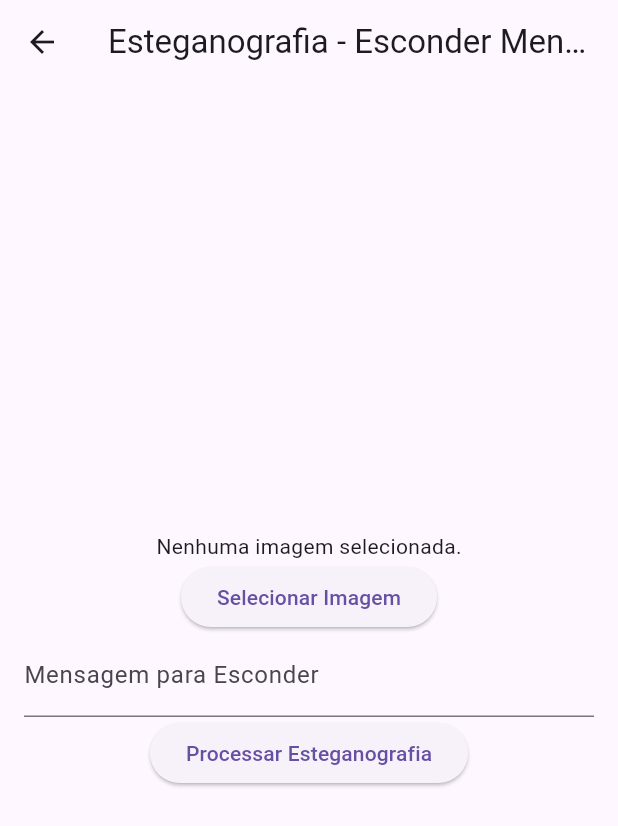
After one commit to Gabriel-Campos-Marques/Criptografia_flutter, a Flutter app: the screen it shows after launch, after a tap on "Esteganografia - Esconder Mensagem", on a phone screen of 412 x 824 dp. The commit adds this screen. Shown: the top 826 px of the screen. Run offline on Flutter 3.47's test engine with Material 3 defaults, Android fonts, the phone set to English and light mode, and no system bars; our stand-ins replace file_picker, image_picker.

Commit message:
Criado layout inicial e funcionalidades da aplicação

```diff
--- a/lib/main.dart
+++ b/lib/main.dart
@@ -1,5 +1,9 @@
-import 'package:criptografia/pages/home_page.dart';
 import 'package:flutter/material.dart';
+
+import 'cript_image_screen.dart';
+import 'descript_image_screen.dart';
+import 'steganography_file_screen.dart';
+import 'steganography_reveal_screen.dart';
 
 void main() {
   runApp(const MyApp());
@@ -11,12 +15,69 @@ class MyApp extends StatelessWidget {
   @override
   Widget build(BuildContext context) {
     return MaterialApp(
-      title: 'Flutter Criptograpia',
-      debugShowCheckedModeBanner: false,
+      title: 'API Frontend',
       theme: ThemeData(
-        useMaterial3: true,
+        primarySwatch: Colors.blue,
       ),
-      home: const HomePage(),
+      home: const MyHomePage(),
     );
   }
 }
+
+class MyHomePage extends StatelessWidget {
+  const MyHomePage({super.key});
+
+  @override
+  Widget build(BuildContext context) {
+    return Scaffold(
+      appBar: AppBar(title: const Text('API Frontend')),
+      body: Center(
+        child: Column(
+          mainAxisAlignment: MainAxisAlignment.center,
+          children: <Widget>[
+            ElevatedButton(
+              onPressed: () {
+                Navigator.push(
+                  context,
+                  MaterialPageRoute(
+                      builder: (context) => const CriptImageScreen()),
+                );
+              },
+              child: const Text('Criptografar Imagem'),
+            ),
+            ElevatedButton(
+              onPressed: () {
+                Navigator.push(
+                  context,
+                  MaterialPageRoute(
+                      builder: (context) => const DescriptImageScreen()),
+                );
+              },
+              child: const Text('Descriptografar Imagem'),
+            ),
+            ElevatedButton(
+              onPressed: () {
+                Navigator.push(
+                  context,
+                  MaterialPageRoute(
+                      builder: (context) => const SteganographyFileScreen()),
+                );
+              },
+              child: const Text('Esteganografia - Esconder Mensagem'),
+            ),
+            ElevatedButton(
+              onPressed: () {
+                Navigator.push(
+                  context,
+                  MaterialPageRoute(
+                      builder: (context) => const SteganographyRevealScreen()),
+                );
+              },
+              child: const Text('Esteganografia - Revelar Mensagem'),
+            ),
+          ],
+        ),
+      ),
+    );
+  }
+}
--- /dev/null
+++ b/lib/steganography_file_screen.dart
@@ -0,0 +1,117 @@
+import 'dart:convert';
+import 'dart:io';
+import 'dart:typed_data';
+
+import 'package:file_picker/file_picker.dart';
+import 'package:flutter/material.dart';
+import 'package:image_picker/image_picker.dart';
+
+import 'api_service.dart';
+
+class SteganographyFileScreen extends StatefulWidget {
+  const SteganographyFileScreen({super.key});
+
+  @override
+  _SteganographyFileScreenState createState() =>
+      _SteganographyFileScreenState();
+}
+
+class _SteganographyFileScreenState extends State<SteganographyFileScreen> {
+  File? _image;
+  final picker = ImagePicker();
+  final _messageController = TextEditingController();
+  Uint8List? _steganographyImage;
+
+  Future<void> _pickImage() async {
+    final pickedFile = await picker.pickImage(source: ImageSource.gallery);
+    setState(() {
+      if (pickedFile != null) {
+        _image = File(pickedFile.path);
+      }
+    });
+  }
+
+  Future<void> _steganographyFile() async {
+    if (_image == null || _messageController.text.isEmpty) {
+      ScaffoldMessenger.of(context).showSnackBar(
+        const SnackBar(
+            content: Text('Selecione uma imagem e insira a mensagem!')),
+      );
+      return;
+    }
+
+    final bytes = _image!.readAsBytesSync();
+    final base64Image = base64Encode(bytes);
+    final message = _messageController.text;
+
+    final result = await ApiService.steganographyFile(base64Image, message);
+
+    _steganographyImage = base64Decode(result['file']);
+
+    // Prompt user to choose a directory to save the file
+    await _chooseDirectoryAndSaveFile(_steganographyImage!);
+
+    ScaffoldMessenger.of(context).showSnackBar(
+      const SnackBar(content: Text('Imagem processada e salva com sucesso!')),
+    );
+  }
+
+  Future<void> _chooseDirectoryAndSaveFile(Uint8List fileData) async {
+    String? outputFile = await FilePicker.platform.saveFile(
+      dialogTitle: 'Escolha o local para salvar a imagem',
+      fileName: 'steganography_image.png',
+    );
+
+    if (outputFile != null) {
+      final file = File(outputFile);
+      await file.writeAsBytes(fileData);
+      print('File saved at $outputFile');
+    } else {
+      print('Save operation was canceled.');
+    }
+  }
+
+  @override
+  Widget build(BuildContext context) {
+    return Scaffold(
+      appBar: AppBar(title: const Text('Esteganografia - Esconder Mensagem')),
+      body: Center(
+        child: Column(
+          mainAxisAlignment: MainAxisAlignment.center,
+          children: <Widget>[
+            _image == null
+                ? const Text('Nenhuma imagem selecionada.')
+                : Image.file(_image!),
+            ElevatedButton(
+              onPressed: _pickImage,
+              child: const Text('Selecionar Imagem'),
+            ),
+            Padding(
+              padding: const EdgeInsets.symmetric(horizontal: 16.0),
+              child: TextField(
+                controller: _messageController,
+                decoration: const InputDecoration(
+                  labelText: 'Mensagem para Esconder',
+                ),
+              ),
+            ),
+            ElevatedButton(
+              onPressed: _steganographyFile,
+              child: const Text('Processar Esteganografia'),
+            ),
+            if (_steganographyImage != null)
+              Padding(
+                padding: const EdgeInsets.all(16.0),
+                child: Column(
+                  children: [
+                    const Text('Imagem com Esteganografia:'),
+                    Image.memory(_steganographyImage!),
+                  ],
+                ),
+              ),
+          ],
+        ),
+      ),
+    );
+  }
+}
--- a/pubspec.yaml
+++ b/pubspec.yaml
@@ -38,6 +38,7 @@ dependencies:
   http: ^1.2.2
   file_picker: ^8.1.2
   path_provider: ^2.1.4
+  image_picker: ^1.1.2
 
 dev_dependencies:
   flutter_test:
```
Also changed, not shown: lib/api_service.dart (added, +53 -0 lines), lib/cript_image_screen.dart (added, +92 -0 lines), lib/descript_image_screen.dart (added, +98 -0 lines), lib/steganography_reveal_screen.dart (added, +86 -0 lines), pubspec.lock, 5 other files.
